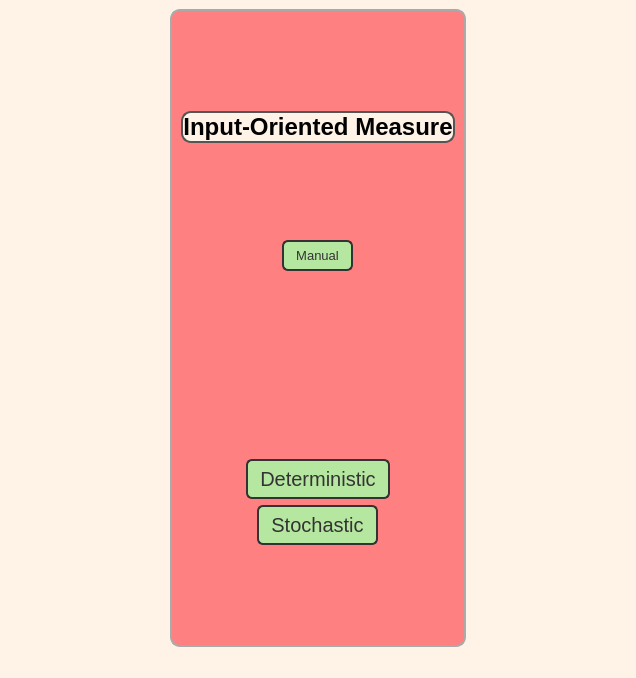
Qt form start.ui (mahdighadami/input-oriented-DEA) before a commit.
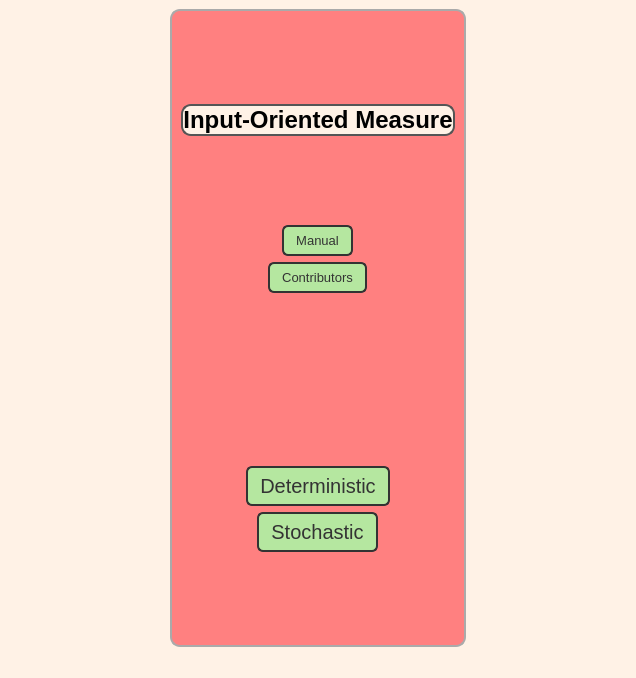
The same form after that commit.

```diff
--- a/start.ui
+++ b/start.ui
@@ -171,6 +171,18 @@
          </property>
         </widget>
        </item>
+       <item alignment="Qt::AlignHCenter">
+        <widget class="QPushButton" name="contribButton">
+         <property name="font">
+          <font>
+           <pointsize>10</pointsize>
+          </font>
+         </property>
+         <property name="text">
+          <string>Contributors</string>
+         </property>
+        </widget>
+       </item>
        <item>
         <spacer name="verticalSpacer_4">
          <property name="orientation">
```
